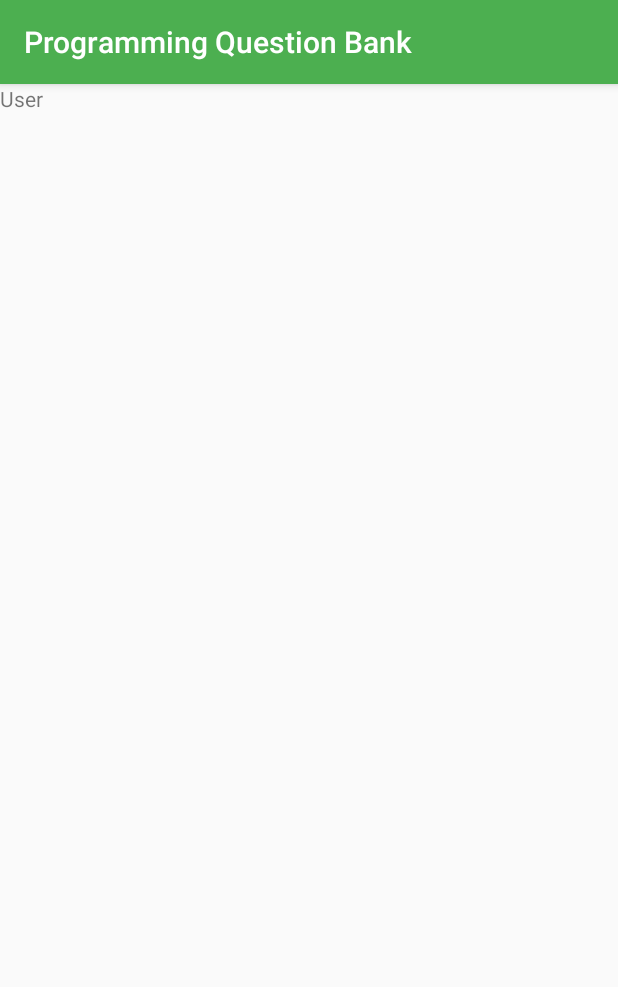
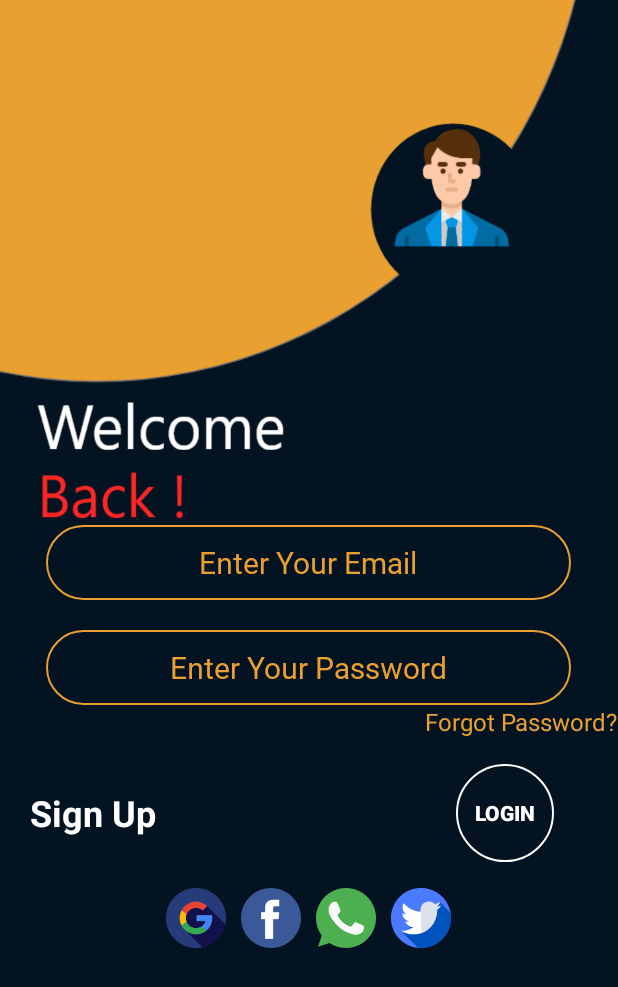
Before and after one commit to ramimhossain12/Club-Question-Bank, an Android app: the StudentLoginActivity screen opened directly, with no data from a screen before it, on a phone screen of 412 x 824 dp. Shown: the top 987 px of the screen. Run offline under Robolectric (Android 15) with nearby library versions, the phone set to English and light mode, and no system bars.

Commit message:
SignIN Student activity

```diff
--- a/app/src/main/AndroidManifest.xml
+++ b/app/src/main/AndroidManifest.xml
@@ -9,10 +9,12 @@
         android:roundIcon="@mipmap/ic_launcher_round"
         android:supportsRtl="true"
         android:theme="@style/AppTheme">
-        <activity android:name=".AdminDashBoardActivity"></activity>
-        <activity android:name=".UserActivity" />
-        <activity android:name=".AdminActivity"
-            android:theme="@style/AppTheme1"/>
+        <activity android:name=".StudentLoginActivity"
+            android:theme="@style/AppTheme2"/>
+        <activity android:name=".AdminDashBoardActivity" />
+        <activity
+            android:name=".AdminActivity"
+            android:theme="@style/AppTheme1" />
         <activity android:name=".MainActivity" />
         <activity android:name=".StartActivity">
             <intent-filter>
--- a/app/src/main/java/com/example/programmingquestionbank/MainActivity.java
+++ b/app/src/main/java/com/example/programmingquestionbank/MainActivity.java
@@ -12,13 +12,14 @@ import com.airbnb.lottie.LottieAnimationView;
 
 public class MainActivity extends AppCompatActivity {
     private RadioButton optaion1,optaion2;
-    private Button button;
+
     private LottieAnimationView lottieAnimationView;
 
     @Override
     protected void onCreate(Bundle savedInstanceState) {
         super.onCreate(savedInstanceState);
         setContentView(R.layout.activity_main);
+        getSupportActionBar().setTitle("Choose Activity");
 
 
         //find button.......
@@ -37,7 +38,7 @@ public class MainActivity extends AppCompatActivity {
                 }
                 else if (optaion2.isChecked()){
 
-                    Intent io = new Intent(MainActivity.this,UserActivity.class);
+                    Intent io = new Intent(MainActivity.this,StudentLoginActivity.class);
                     startActivity(io);
 
                 }
--- a/app/src/main/java/com/example/programmingquestionbank/UserActivity.java
+++ b/app/src/main/java/com/example/programmingquestionbank/StudentLoginActivity.java
@@ -4,11 +4,11 @@ import androidx.appcompat.app.AppCompatActivity;
 
 import android.os.Bundle;
 
-public class UserActivity extends AppCompatActivity {
+public class StudentLoginActivity extends AppCompatActivity {
 
     @Override
     protected void onCreate(Bundle savedInstanceState) {
         super.onCreate(savedInstanceState);
-        setContentView(R.layout.activity_user);
+        setContentView(R.layout.activity_student_login);
     }
 }
--- /dev/null
+++ b/app/src/main/res/drawable/btnshape.xml
@@ -0,0 +1,8 @@
+<?xml version="1.0" encoding="utf-8"?>
+<shape xmlns:android="http://schemas.android.com/apk/res/android"
+    android:shape="rectangle">
+    <corners android:radius="100dp" />
+    <stroke
+        android:width="1dp"
+        android:color="#E9A031" />
+</shape>
--- /dev/null
+++ b/app/src/main/res/drawable/logshap.xml
@@ -0,0 +1,8 @@
+<?xml version="1.0" encoding="utf-8"?>
+<shape xmlns:android="http://schemas.android.com/apk/res/android"
+    android:shape="rectangle">
+    <corners android:radius="100dp" />
+    <stroke
+        android:width="1dp"
+        android:color="#FFFFFF" />
+</shape>
--- a/app/src/main/res/layout/activity_admin.xml
+++ b/app/src/main/res/layout/activity_admin.xml
@@ -21,13 +21,11 @@
             android:id="@+id/etName"
             android:layout_width="300dp"
             android:layout_height="60dp"
-            android:layout_marginTop="100dp"
+            android:layout_marginTop="150dp"
             android:background="@drawable/bcs_shape"
-
             android:hint="@string/username"
             android:textColorHint="#000000"
             android:textSize="20sp" />
-
 
 
         <EditText
@@ -42,34 +40,29 @@
             android:textSize="20sp" />
 
 
-
-
         <com.airbnb.lottie.LottieAnimationView
             android:id="@+id/btnLogin"
             android:layout_width="100dp"
             android:layout_height="100dp"
-            app:lottie_fileName="r.json"
+            android:layout_centerInParent="true"
             android:layout_marginLeft="300dp"
             android:backgroundTint="#fff"
             android:scaleType="fitCenter"
             app:lottie_autoPlay="true"
-            android:layout_centerInParent="true"
-            app:lottie_loop="true"/>
+            app:lottie_fileName="r.json"
+            app:lottie_loop="true" />
 
 
         <TextView
             android:id="@+id/tvinfo"
+            android:layout_width="wrap_content"
+            android:layout_height="wrap_content"
             android:layout_marginTop="9dp"
             android:paddingLeft="10dp"
-            android:layout_width="wrap_content"
-            android:layout_height="wrap_content"
             android:text="@string/no_of_incorrect_attempts" />
 
 
     </LinearLayout>
 
 
-
-
-
 </LinearLayout>
--- /dev/null
+++ b/app/src/main/res/layout/activity_student_login.xml
@@ -0,0 +1,135 @@
+<?xml version="1.0" encoding="utf-8"?>
+<LinearLayout xmlns:android="http://schemas.android.com/apk/res/android"
+    xmlns:app="http://schemas.android.com/apk/res-auto"
+    xmlns:tools="http://schemas.android.com/tools"
+    android:layout_width="match_parent"
+    android:layout_height="match_parent"
+    android:background="@drawable/login"
+    android:orientation="vertical"
+    tools:context=".StudentLoginActivity">
+
+
+    <LinearLayout
+        android:layout_width="match_parent"
+        android:layout_height="wrap_content"
+        android:layout_marginTop="250dp"
+        android:gravity="center"
+        android:orientation="vertical">
+
+
+        <EditText
+            android:id="@+id/signInEmailEditTextID"
+            android:layout_width="350dp"
+            android:layout_height="50dp"
+            android:layout_marginTop="100dp"
+            android:background="@drawable/btnshape"
+            android:fontFamily="@font/calibri"
+            android:gravity="center"
+            android:hint="Enter Your Email"
+            android:inputType="text"
+            android:textAlignment="center"
+            android:textColor="#E9A031"
+            android:textColorHint="#E9A031"
+            android:textSize="20sp" />
+
+        <EditText
+            android:id="@+id/signInpasswordEditTextID"
+            android:layout_width="350dp"
+            android:layout_height="50dp"
+            android:layout_marginTop="20dp"
+            android:layout_weight="1"
+            android:background="@drawable/btnshape"
+            android:fontFamily="@font/calibri"
+            android:gravity="center"
+            android:hint="Enter Your Password"
+            android:inputType="textPassword"
+            android:textAlignment="center"
+            android:textColor="#E9A031"
+            android:textColorHint="#E9A031"
+
+            android:textSize="20sp" />
+
+
+        <TextView
+            android:layout_width="wrap_content"
+            android:layout_height="wrap_content"
+            android:layout_gravity="right"
+            android:text="Forgot Password?"
+            android:textColor="#E9A031"
+
+            android:textSize="16sp" />
+
+    </LinearLayout>
+
+
+    <LinearLayout
+        android:layout_width="wrap_content"
+        android:layout_height="100dp"
+        android:gravity="bottom"
+        android:orientation="horizontal">
+
+
+        <TextView
+            android:layout_width="wrap_content"
+            android:layout_height="wrap_content"
+            android:layout_gravity="center"
+            android:textSize="24sp"
+            android:textStyle="bold"
+            android:textColor="#fff"
+            android:layout_marginLeft="20dp"
+            android:text="Sign Up" />
+
+        <Button
+            android:layout_width="65dp"
+            android:layout_height="65dp"
+            android:layout_gravity="center"
+            android:textStyle="bold"
+            android:textColor="#ffff"
+            android:background="@drawable/logshap"
+            android:layout_marginLeft="200dp"
+            android:text="Login" />
+
+
+    </LinearLayout>
+
+
+
+
+
+    <LinearLayout
+        android:layout_width="wrap_content"
+        android:layout_height="match_parent"
+
+        android:layout_gravity="center"
+        android:orientation="horizontal">
+
+
+      <ImageView
+          android:layout_width="40dp"
+          android:layout_height="40dp"
+          android:layout_marginRight="10dp"
+          android:src="@drawable/google"/>
+
+        <ImageView
+            android:layout_width="40dp"
+            android:layout_height="40dp"
+           android:layout_marginRight="10dp"
+            android:src="@drawable/facebook"/>
+
+        <ImageView
+            android:layout_width="40dp"
+            android:layout_height="40dp"
+            android:layout_marginRight="10dp"
+            android:src="@drawable/whatsapp"/>
+        <ImageView
+            android:layout_width="40dp"
+            android:layout_height="40dp"
+            android:src="@drawable/twitter"/>
+
+    </LinearLayout>
+
+
+
+
+
+</LinearLayout>
--- a/app/src/main/res/layout/activity_user.xml
+++ /dev/null
@@ -1,16 +0,0 @@
-<?xml version="1.0" encoding="utf-8"?>
-<LinearLayout xmlns:android="http://schemas.android.com/apk/res/android"
-    xmlns:app="http://schemas.android.com/apk/res-auto"
-    xmlns:tools="http://schemas.android.com/tools"
-    android:layout_width="match_parent"
-    android:layout_height="match_parent"
-    tools:context=".UserActivity">
-
-
-    <TextView
-        android:layout_width="wrap_content"
-        android:layout_height="wrap_content"
-        android:text="User"
-        />
-
-</LinearLayout>
--- a/app/src/main/res/values/colors.xml
+++ b/app/src/main/res/values/colors.xml
@@ -9,4 +9,8 @@
     <color name="colorPrimary1">#0D2A47</color>
     <color name="colorPrimaryDark1">#0D2A47 </color>
     <color name="colorAccent1">#03DAC5</color>
+
+    <color name="colorPrimary2">#E9A031</color>
+    <color name="colorPrimaryDark2">#E9A031 </color>
+    <color name="colorAccent2">#E9A031</color>
 </resources>
--- a/app/src/main/res/values/styles.xml
+++ b/app/src/main/res/values/styles.xml
@@ -16,4 +16,11 @@
         <item name="colorAccent">@color/colorAccent1</item>
     </style>
 
+    <style name="AppTheme2" parent="Theme.AppCompat.Light.NoActionBar">
+        <!-- Customize your theme here. -->
+        <item name="colorPrimary">@color/colorPrimary2</item>
+        <item name="colorPrimaryDark">@color/colorPrimaryDark2</item>
+        <item name="colorAccent">@color/colorAccent2</item>
+    </style>
+
 </resources>
```
Also changed, not shown: app/src/main/res/drawable/admin.png, app/src/main/res/drawable/facebook.png (added), app/src/main/res/drawable/google.png (added), app/src/main/res/drawable/login.png (added), app/src/main/res/drawable/twitter.png (added), app/src/main/res/drawable/whatsapp.png (added).
